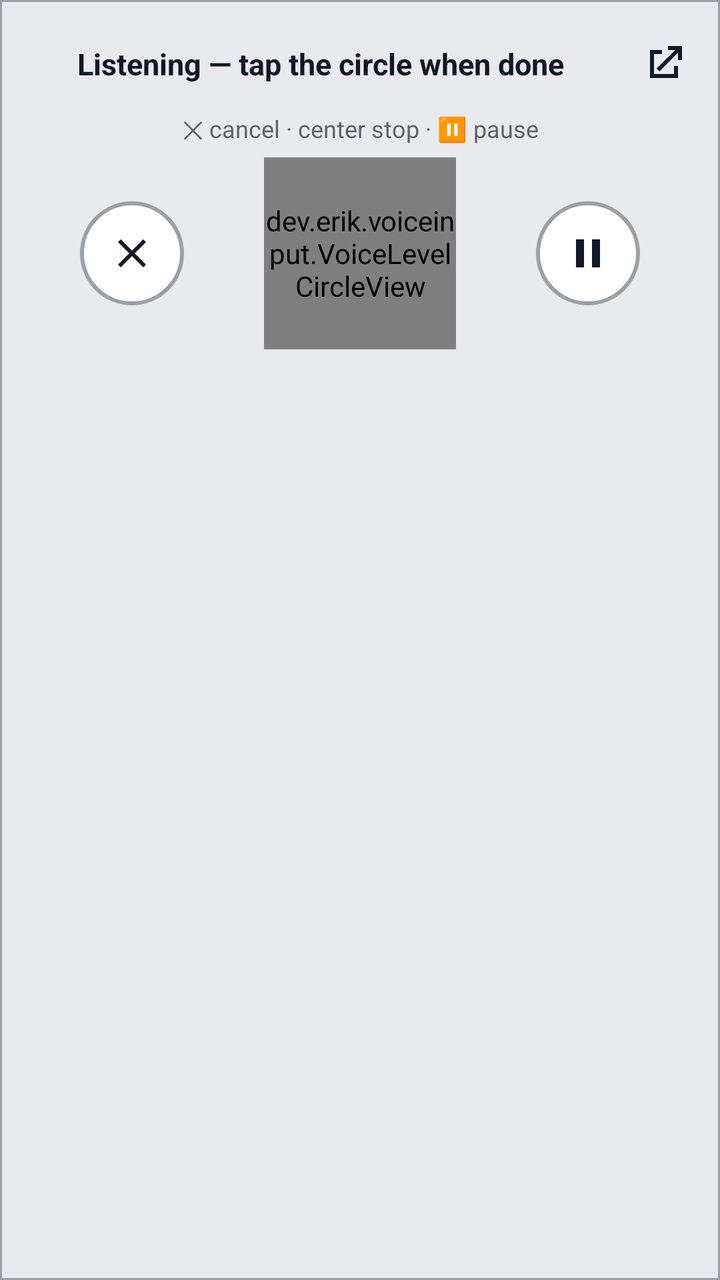
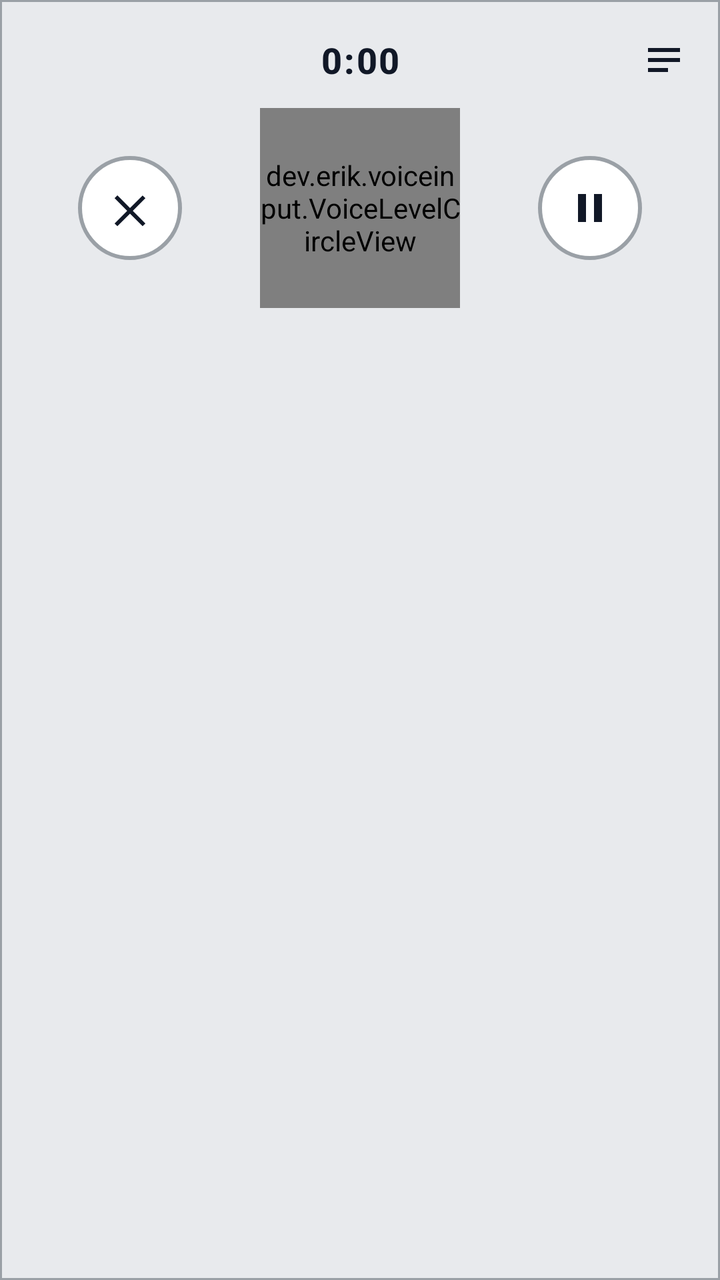

An Android layout rendered at two revisions. The XML below is the earlier revision; the diff shows what the commit changed to produce the second picture.
<!-- AndroidManifest.xml: application theme Theme.VoiceInput -->
<!-- res/layout/voice_input_ime.xml -->
<?xml version="1.0" encoding="utf-8"?>
<LinearLayout xmlns:android="http://schemas.android.com/apk/res/android"
    xmlns:app="http://schemas.android.com/apk/res-auto"
    android:layout_width="match_parent"
    android:layout_height="wrap_content"
    android:background="@drawable/ime_panel_background"
    android:orientation="vertical"
    android:paddingTop="12dp"
    android:paddingBottom="16dp">

    <LinearLayout
        android:layout_width="match_parent"
        android:layout_height="wrap_content"
        android:gravity="center_vertical"
        android:orientation="horizontal"
        android:paddingHorizontal="8dp"
        android:paddingBottom="4dp">

        <TextView
            android:id="@+id/status"
            android:layout_width="0dp"
            android:layout_height="wrap_content"
            android:layout_weight="1"
            android:gravity="center"
            android:paddingHorizontal="8dp"
            android:text="@string/ime_listening"
            android:textColor="@color/ime_status_text"
            android:textSize="15sp"
            android:textStyle="bold" />

        <ImageButton
            android:id="@+id/open_app"
            android:layout_width="40dp"
            android:layout_height="40dp"
            android:background="?android:attr/selectableItemBackgroundBorderless"
            android:contentDescription="@string/ime_open_history"
            android:padding="8dp"
            android:scaleType="centerInside"
            android:src="@drawable/ic_ime_open_app"
            app:tint="@color/ime_status_text" />
    </LinearLayout>

    <ProgressBar
        android:id="@+id/process_progress"
        style="?android:attr/progressBarStyleHorizontal"
        android:layout_width="match_parent"
        android:layout_height="6dp"
        android:layout_marginHorizontal="24dp"
        android:layout_marginBottom="6dp"
        android:indeterminate="false"
        android:max="1000"
        android:progress="0"
        android:progressTint="@color/ime_progress"
        android:progressBackgroundTint="@color/ime_progress_track"
        android:visibility="gone" />

    <TextView
        android:id="@+id/hint"
        android:layout_width="match_parent"
        android:layout_height="wrap_content"
        android:gravity="center"
        android:paddingHorizontal="16dp"
        android:paddingBottom="6dp"
        android:text="@string/ime_hint_listening"
        android:textColor="@color/ime_hint_text"
        android:textSize="12sp" />

    <TextView
        android:id="@+id/debug_detail"
        android:layout_width="match_parent"
        android:layout_height="wrap_content"
        android:fontFamily="monospace"
        android:gravity="center"
        android:lineSpacingExtra="2dp"
        android:paddingHorizontal="12dp"
        android:paddingBottom="8dp"
        android:textColor="@color/ime_debug_text"
        android:textSize="11sp"
        android:visibility="gone" />

    <LinearLayout
        android:layout_width="match_parent"
        android:layout_height="wrap_content"
        android:gravity="center_vertical"
        android:minHeight="96dp"
        android:orientation="horizontal">

        <FrameLayout
            android:layout_width="0dp"
            android:layout_height="match_parent"
            android:layout_weight="1">

            <ImageButton
                android:id="@+id/cancel"
                android:layout_width="52dp"
                android:layout_height="52dp"
                android:layout_gravity="center"
                android:background="@drawable/ime_stop_button_background"
                android:contentDescription="@string/ime_cancel"
                android:padding="14dp"
                android:scaleType="centerInside"
                android:src="@drawable/ic_ime_cancel"
                app:tint="@color/ime_cancel_icon" />
        </FrameLayout>

        <FrameLayout
            android:id="@+id/stop_button"
            android:layout_width="96dp"
            android:layout_height="96dp"
            android:background="@drawable/ime_stop_button_background"
            android:clickable="true"
            android:contentDescription="@string/ime_mic_stop"
            android:focusable="true">

            <dev.erik.voiceinput.VoiceLevelCircleView
                android:id="@+id/voice_circle"
                android:layout_width="match_parent"
                android:layout_height="match_parent"
                android:clickable="false"
                android:focusable="false" />
        </FrameLayout>

        <FrameLayout
            android:layout_width="0dp"
            android:layout_height="match_parent"
            android:layout_weight="1">

            
            <ImageButton
                android:id="@+id/pause_resume"
                android:layout_width="52dp"
                android:layout_height="52dp"
                android:layout_gravity="center"
                android:background="@drawable/ime_stop_button_background"
                android:contentDescription="@string/ime_pause"
                android:padding="14dp"
                android:scaleType="centerInside"
                android:src="@drawable/ic_ime_pause"
                app:tint="@color/ime_status_text" />

            <ImageButton
                android:id="@+id/retry"
                android:layout_width="52dp"
                android:layout_height="52dp"
                android:layout_gravity="center"
                android:background="@drawable/ime_stop_button_background"
                android:contentDescription="@string/ime_retry"
                android:padding="14dp"
                android:scaleType="centerInside"
                android:src="@drawable/ic_ime_retry"
                android:visibility="gone"
                app:tint="@color/ime_status_text" />
        </FrameLayout>
    </LinearLayout>
</LinearLayout>
<!-- resources referenced by this layout -->
<resources>
  <color name="ime_cancel_icon">#111827</color>
  <color name="ime_debug_text">#5F6368</color>
  <color name="ime_hint_text">#5F6368</color>
  <color name="ime_progress">#0B57D0</color>
  <color name="ime_progress_track">#DADCE0</color>
  <color name="ime_status_text">#111827</color>
  <!-- drawable ic_ime_cancel (drawable) -->
  <?xml version="1.0" encoding="utf-8"?>
  <vector xmlns:android="http://schemas.android.com/apk/res/android"
      android:width="24dp"
      android:height="24dp"
      android:viewportWidth="24"
      android:viewportHeight="24">
      <path
          android:fillColor="#FF000000"
          android:pathData="M19,6.41L17.59,5 12,10.59 6.41,5 5,6.41 10.59,12 5,17.59 6.41,19 12,13.41 17.59,19 19,17.59 13.41,12z" />
  </vector>
  <!-- drawable ic_ime_open_app (drawable) -->
  <?xml version="1.0" encoding="utf-8"?>
  <vector xmlns:android="http://schemas.android.com/apk/res/android"
      android:width="24dp"
      android:height="24dp"
      android:viewportWidth="24"
      android:viewportHeight="24">
      
      <path
          android:fillColor="#FFFFFFFF"
          android:pathData="M14,3h7v7h-2V6.41l-9.29,9.3l-1.42,-1.42L17.59,5H14V3zM5,5h6v2H7v10h10v-4h2v6H5V5z" />
  </vector>
  <!-- drawable ic_ime_pause (drawable) -->
  <?xml version="1.0" encoding="utf-8"?>
  <vector xmlns:android="http://schemas.android.com/apk/res/android"
      android:width="24dp"
      android:height="24dp"
      android:viewportWidth="24"
      android:viewportHeight="24">
      <path
          android:fillColor="#FF000000"
          android:pathData="M6,5h4v14H6V5zM14,5h4v14h-4V5z" />
  </vector>
  <!-- drawable ic_ime_retry (drawable) -->
  <?xml version="1.0" encoding="utf-8"?>
  <vector xmlns:android="http://schemas.android.com/apk/res/android"
      android:width="24dp"
      android:height="24dp"
      android:viewportWidth="24"
      android:viewportHeight="24">
      <path
          android:fillColor="#000000"
          android:pathData="M17.65,6.35C16.2,4.9 14.21,4 12,4c-4.42,0 -7.99,3.58 -7.99,8s3.57,8 7.99,8c3.73,0 6.84,-2.55 7.73,-6h-2.08c-0.82,2.33 -3.04,4 -5.65,4 -3.31,0 -6,-2.69 -6,-6s2.69,-6 6,-6c1.66,0 3.14,0.69 4.22,1.78L13,11h7V4l-2.35,2.35z" />
  </vector>
  <!-- drawable ime_panel_background (drawable) -->
  <?xml version="1.0" encoding="utf-8"?>
  <shape xmlns:android="http://schemas.android.com/apk/res/android"
      android:shape="rectangle">
      <solid android:color="@color/ime_background" />
      <stroke
          android:width="1dp"
          android:color="@color/ime_panel_border" />
  </shape>
  <!-- drawable ime_stop_button_background (drawable) -->
  <?xml version="1.0" encoding="utf-8"?>
  <shape xmlns:android="http://schemas.android.com/apk/res/android"
      android:shape="oval">
      <solid android:color="@color/ime_stop_button_bg" />
      <stroke
          android:width="2dp"
          android:color="@color/ime_panel_border" />
  </shape>
  <string name="ime_cancel">Cancel (saves to History if long enough)</string>
  <string name="ime_hint_listening">✕ cancel · center stop · ⏸ pause</string>
  <string name="ime_listening">Listening — tap the circle when done</string>
  <string name="ime_mic_stop">Stop and process</string>
  <string name="ime_open_history">Open History</string>
  <string name="ime_pause">Pause recording</string>
  <string name="ime_retry">Retry transcription</string>
  <style name="Theme.VoiceInput" parent="Theme.AppCompat.DayNight.NoActionBar" />
  <color name="ime_background">#E8EAED</color>
  <color name="ime_panel_border">#9AA0A6</color>
  <color name="ime_stop_button_bg">#FFFFFF</color>
</resources>

<!-- the commit's change to res/layout/voice_input_ime.xml (unified diff, before → after) -->
@@ -5,65 +5,53 @@
     android:layout_height="wrap_content"
     android:background="@drawable/ime_panel_background"
     android:orientation="vertical"
-    android:paddingTop="12dp"
-    android:paddingBottom="16dp">
+    android:paddingTop="10dp"
+    android:paddingBottom="14dp">
 
-    <LinearLayout
+    
+    <FrameLayout
         android:layout_width="match_parent"
         android:layout_height="wrap_content"
-        android:gravity="center_vertical"
-        android:orientation="horizontal"
         android:paddingHorizontal="8dp"
-        android:paddingBottom="4dp">
+        android:minHeight="36dp">
 
         <TextView
             android:id="@+id/status"
-            android:layout_width="0dp"
+            android:layout_width="wrap_content"
             android:layout_height="wrap_content"
-            android:layout_weight="1"
+            android:layout_gravity="center"
             android:gravity="center"
-            android:paddingHorizontal="8dp"
-            android:text="@string/ime_listening"
+            android:text="0:00"
             android:textColor="@color/ime_status_text"
-            android:textSize="15sp"
-            android:textStyle="bold" />
+            android:textSize="18sp"
+            android:textStyle="bold"
+            android:fontFamily="sans-serif-medium"
+            android:letterSpacing="0.05" />
 
         <ImageButton
             android:id="@+id/open_app"
             android:layout_width="40dp"
             android:layout_height="40dp"
+            android:layout_gravity="end|center_vertical"
             android:background="?android:attr/selectableItemBackgroundBorderless"
             android:contentDescription="@string/ime_open_history"
             android:padding="8dp"
             android:scaleType="centerInside"
             android:src="@drawable/ic_ime_open_app"
             app:tint="@color/ime_status_text" />
-    </LinearLayout>
-
-    <ProgressBar
-        android:id="@+id/process_progress"
-        style="?android:attr/progressBarStyleHorizontal"
-        android:layout_width="match_parent"
-        android:layout_height="6dp"
-        android:layout_marginHorizontal="24dp"
-        android:layout_marginBottom="6dp"
-        android:indeterminate="false"
-        android:max="1000"
-        android:progress="0"
-        android:progressTint="@color/ime_progress"
-        android:progressBackgroundTint="@color/ime_progress_track"
-        android:visibility="gone" />
+    </FrameLayout>
 
     <TextView
         android:id="@+id/hint"
         android:layout_width="match_parent"
         android:layout_height="wrap_content"
         android:gravity="center"
-        android:paddingHorizontal="16dp"
-        android:paddingBottom="6dp"
-        android:text="@string/ime_hint_listening"
+        android:paddingHorizontal="20dp"
+        android:paddingBottom="4dp"
+        android:text="@string/ime_tip_speak"
         android:textColor="@color/ime_hint_text"
-        android:textSize="12sp" />
+        android:textSize="12sp"
+        android:visibility="gone" />
 
     <TextView
         android:id="@+id/debug_detail"
@@ -73,17 +61,26 @@
         android:gravity="center"
         android:lineSpacingExtra="2dp"
         android:paddingHorizontal="12dp"
-        android:paddingBottom="8dp"
+        android:paddingBottom="4dp"
         android:textColor="@color/ime_debug_text"
         android:textSize="11sp"
+        android:visibility="gone" />
+
+    
+    <ProgressBar
+        android:id="@+id/process_progress"
+        style="?android:attr/progressBarStyleHorizontal"
+        android:layout_width="0dp"
+        android:layout_height="0dp"
         android:visibility="gone" />
 
     <LinearLayout
         android:layout_width="match_parent"
         android:layout_height="wrap_content"
         android:gravity="center_vertical"
-        android:minHeight="96dp"
-        android:orientation="horizontal">
+        android:minHeight="100dp"
+        android:orientation="horizontal"
+        android:paddingTop="4dp">
 
         <FrameLayout
             android:layout_width="0dp"
@@ -100,13 +97,13 @@
                 android:padding="14dp"
                 android:scaleType="centerInside"
                 android:src="@drawable/ic_ime_cancel"
-                app:tint="@color/ime_cancel_icon" />
+                app:tint="@color/ime_status_text" />
         </FrameLayout>
 
         <FrameLayout
             android:id="@+id/stop_button"
-            android:layout_width="96dp"
-            android:layout_height="96dp"
+            android:layout_width="100dp"
+            android:layout_height="100dp"
             android:background="@drawable/ime_stop_button_background"
             android:clickable="true"
             android:contentDescription="@string/ime_mic_stop"
@@ -125,7 +122,6 @@
             android:layout_height="match_parent"
             android:layout_weight="1">
 
-            
             <ImageButton
                 android:id="@+id/pause_resume"
                 android:layout_width="52dp"
<!-- resource entries referenced after the edit -->
@@ -1,10 +1,7 @@
 <!-- resources referenced by this layout -->
 <resources>
-  <color name="ime_cancel_icon">#111827</color>
   <color name="ime_debug_text">#5F6368</color>
   <color name="ime_hint_text">#5F6368</color>
-  <color name="ime_progress">#0B57D0</color>
-  <color name="ime_progress_track">#DADCE0</color>
   <color name="ime_status_text">#111827</color>
   <!-- drawable ic_ime_cancel (drawable) -->
   <?xml version="1.0" encoding="utf-8"?>
@@ -13,9 +10,10 @@
       android:height="24dp"
       android:viewportWidth="24"
       android:viewportHeight="24">
+      
       <path
           android:fillColor="#FF000000"
-          android:pathData="M19,6.41L17.59,5 12,10.59 6.41,5 5,6.41 10.59,12 5,17.59 6.41,19 12,13.41 17.59,19 19,17.59 13.41,12z" />
+          android:pathData="M18.3,5.71L12,12.01 5.7,5.7 4.29,7.11 10.59,13.41 4.29,19.71 5.7,21.12 12,14.82 18.3,21.12 19.71,19.71 13.41,13.41 19.71,7.11z" />
   </vector>
   <!-- drawable ic_ime_open_app (drawable) -->
   <?xml version="1.0" encoding="utf-8"?>
@@ -26,8 +24,8 @@
       android:viewportHeight="24">
       
       <path
-          android:fillColor="#FFFFFFFF"
-          android:pathData="M14,3h7v7h-2V6.41l-9.29,9.3l-1.42,-1.42L17.59,5H14V3zM5,5h6v2H7v10h10v-4h2v6H5V5z" />
+          android:fillColor="#FF000000"
+          android:pathData="M4,6h16v2H4V6zM4,11h16v2H4v-2zM4,16h10v2H4v-2z" />
   </vector>
   <!-- drawable ic_ime_pause (drawable) -->
   <?xml version="1.0" encoding="utf-8"?>
@@ -70,12 +68,11 @@
           android:color="@color/ime_panel_border" />
   </shape>
   <string name="ime_cancel">Cancel (saves to History if long enough)</string>
-  <string name="ime_hint_listening">✕ cancel · center stop · ⏸ pause</string>
-  <string name="ime_listening">Listening — tap the circle when done</string>
   <string name="ime_mic_stop">Stop and process</string>
-  <string name="ime_open_history">Open History</string>
-  <string name="ime_pause">Pause recording</string>
+  <string name="ime_open_history">History</string>
+  <string name="ime_pause">Pause</string>
   <string name="ime_retry">Retry transcription</string>
+  <string name="ime_tip_speak">Speak now</string>
   <style name="Theme.VoiceInput" parent="Theme.AppCompat.DayNight.NoActionBar" />
   <color name="ime_background">#E8EAED</color>
   <color name="ime_panel_border">#9AA0A6</color>
